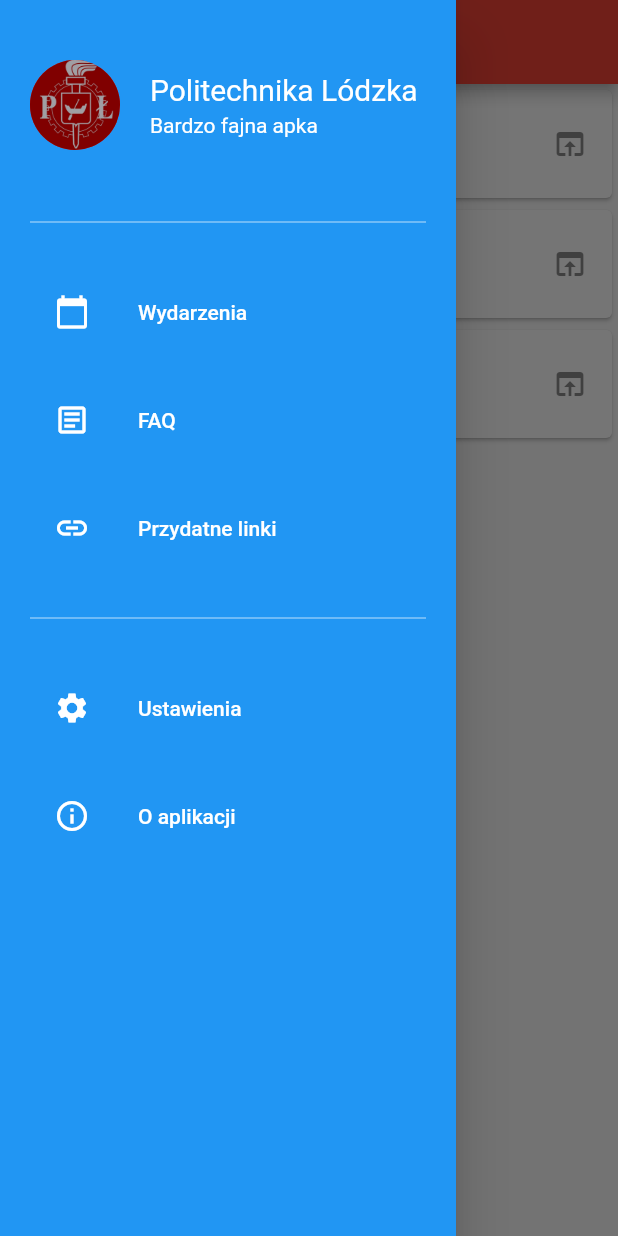
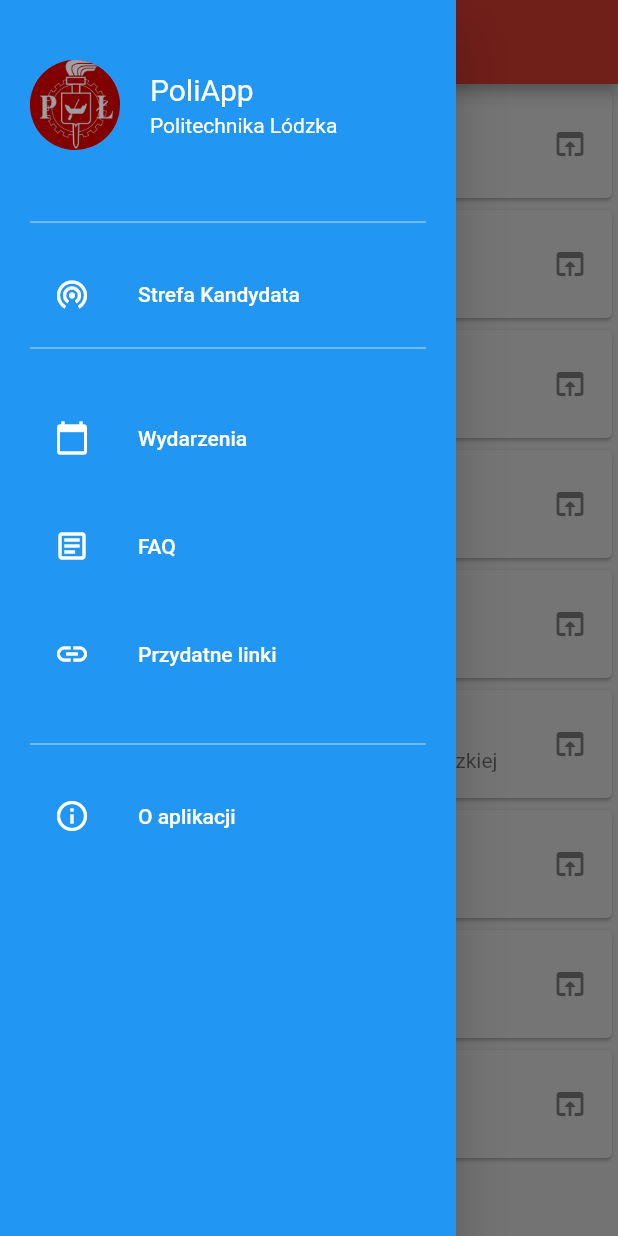
Before and after one commit to cyngiel/PoliApp, a Flutter app: the LinksPage screen opened directly, with the side drawer open, on a phone screen of 412 x 824 dp. Run offline on Flutter 3.47's test engine with Material 2 defaults, Android fonts, the phone set to English and light mode, and no system bars; our stand-ins replace cloud_firestore, expandable, firebase_core, table_calendar; accounts and stored records are empty.

```diff
--- a/lib/pages/links_page.dart
+++ b/lib/pages/links_page.dart
@@ -18,10 +18,30 @@ class LinksPage extends StatelessWidget {
               child: ListTile(
                 //leading:  FlutterLogo(size: 56.0),
                 leading: Image.asset('assets/logo-pl_2.jpg', width: 50,),
+                title: const Text('virTUL'),
+                subtitle: const Text('Wirtualna Politechnika Łódźka'),
+                trailing: const Icon(Icons.open_in_browser),
+                onTap: () => _launchURL('https://virtul.p.lodz.pl/virtul/'),
+              ),
+            ),
+            Card(
+              child: ListTile(
+                //leading:  FlutterLogo(size: 56.0),
+                leading: Image.asset('assets/logo-pl_2.jpg', width: 50,),
                 title: const Text('Samorząd Studencki'),
                 subtitle: const Text('Strona główna SS:PŁ'),
                 trailing: const Icon(Icons.open_in_browser),
                 onTap: () => _launchURL('https://samorzad.p.lodz.pl/'),
+              ),
+            ),
+            Card(
+              child: ListTile(
+                //leading:  FlutterLogo(size: 56.0),
+                leading: Image.asset('assets/logo-pl_2.jpg', width: 50,),
+                title: const Text('Web Dziekanat'),
+                subtitle: const Text('Wirtualny Dziekanat'),
+                trailing: const Icon(Icons.open_in_browser),
+                onTap: () => _launchURL('https://webdziekanat.p.lodz.pl/webdziekanat/glowna.html'),
               ),
             ),
 
@@ -39,11 +59,51 @@ class LinksPage extends StatelessWidget {
             Card(
               child: ListTile(
                 //leading:  FlutterLogo(size: 56.0),
+                leading: Image.asset('assets/logo-pl_2.jpg', width: 50,),
+                title: const Text('Studenckie Koła Naukowe'),
+                subtitle: const Text('Spis wszystkich kół naukowych'),
+                trailing: const Icon(Icons.open_in_browser),
+                onTap: () => _launchURL('https://e-rekrutacja.p.lodz.pl/info/'),
+              ),
+            ),
+            Card(
+              child: ListTile(
+                //leading:  FlutterLogo(size: 56.0),
+                leading: Icon(Icons.directions_walk, size: 50,),
+                title: const Text('Wirtualny Spacer'),
+                subtitle: const Text('Zdalne zwiedzanie Politechniki Łódzkiej'),
+                trailing: const Icon(Icons.open_in_browser),
+                onTap: () => _launchURL('https://p.lodz.pl/uczelnia/wirtualny-kampus-pl'),
+              ),
+            ),
+            Card(
+              child: ListTile(
+                //leading:  FlutterLogo(size: 56.0),
                 leading: Icon(Icons.navigation_outlined, size: 50,),
                 title: const Text('Mapa'),
                 subtitle: const Text('Interaktywna mapa PŁ'),
                 trailing: const Icon(Icons.open_in_browser),
                 onTap: () => _launchURL('https://nav.p.lodz.pl/'),
+              ),
+            ),
+            Card(
+              child: ListTile(
+                //leading:  FlutterLogo(size: 56.0),
+                leading:Image.asset('assets/logo_lodz.png', width: 50,),
+                title: const Text('"Karta Łodzianina"'),
+                subtitle: const Text('Załóż konto'),
+                trailing: const Icon(Icons.open_in_browser),
+                onTap: () => _launchURL('https://kartalodzianina.pl/n-rejestracja.qbpage'),
+              ),
+            ),
+            Card(
+              child: ListTile(
+                //leading:  FlutterLogo(size: 56.0),
+                leading:Image.asset('assets/logo_lodz.png', width: 50,),
+                title: const Text('Migawka'),
+                subtitle: const Text('Bilet okresowy'),
+                trailing: const Icon(Icons.open_in_browser),
+                onTap: () => _launchURL('http://www.migawka.lodz.pl/'),
               ),
             ),
           ],
--- a/lib/widgets/navigation_drawer_widget.dart
+++ b/lib/widgets/navigation_drawer_widget.dart
@@ -1,5 +1,7 @@
 import 'package:poli_app/pages/calendar_pages/events_example.dart';
 import 'package:poli_app/pages/faqs_page.dart';
+import 'package:poli_app/pages/findout.dart';
+import 'package:poli_app/pages/info_page.dart';
 import 'package:poli_app/pages/links_page.dart';
 import 'package:poli_app/pages/user_page.dart';
 import 'package:flutter/material.dart';
@@ -11,8 +13,8 @@ class NavigationDrawerWidget extends StatelessWidget {
 
   @override
   Widget build(BuildContext context) {
-    final name = 'Politechnika Lódzka';
-    final email = 'Bardzo fajna apka';
+    final name = 'PoliApp';
+    final email = 'Politechnika Lódzka';
 /*    final urlImage =
         'https://p.lodz.pl/arch/sites/default/files/pliki/logo-pl_2.jpg';*/
     final urlImage = 'assets/logo-pl_2.jpg';
@@ -35,6 +37,13 @@ class NavigationDrawerWidget extends StatelessWidget {
               child: Column(
                 children: [
                   Divider(color: Colors.white70),
+                  const SizedBox(height: 12),
+                  buildMenuItem(
+                    text: 'Strefa Kandydata',
+                    icon: Icons.wifi_tethering,
+                    onClicked: () => selectedItem(context, 3),
+                  ),
+                  Divider(color: Colors.white70),
                   const SizedBox(height: 24),
                   buildMenuItem(
                     text: 'Wydarzenia',
@@ -55,13 +64,8 @@ class NavigationDrawerWidget extends StatelessWidget {
                   ),
                   const SizedBox(height: 24),
                   Divider(color: Colors.white70),
-                  const SizedBox(height: 24),
-                  buildMenuItem(
-                    text: 'Ustawienia',
-                    icon: Icons.settings,
-                    onClicked: () => selectedItem(context, 3),
-                  ),
-                  const SizedBox(height: 16),
+
+                  const SizedBox(height: 12),
                   buildMenuItem(
                     text: 'O aplikacji',
                     icon: Icons.info_outline,
@@ -146,6 +150,16 @@ class NavigationDrawerWidget extends StatelessWidget {
           builder: (context) => LinksPage(),
         ));
         break;
+      case 3:
+        Navigator.of(context).push(MaterialPageRoute(
+          builder: (context) => FindOut(),
+        ));
+        break;
+      case 4:
+        Navigator.of(context).push(MaterialPageRoute(
+          builder: (context) => InfoPage(),
+        ));
+        break;
     }
   }
 }
```
Also changed, not shown: lib/pages/findout.dart (added, +79 -0 lines), lib/pages/info_page.dart (added, +26 -0 lines), assets/logo_lodz.png (added), lib/pages/faqs_page.dart (indentation only).
